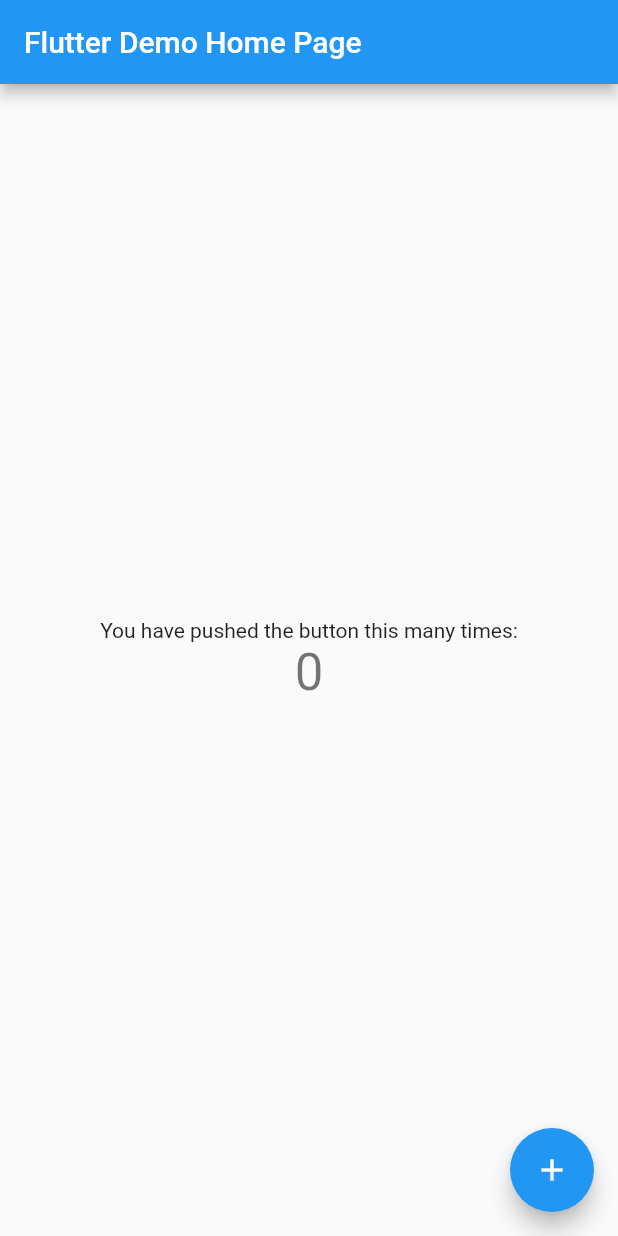
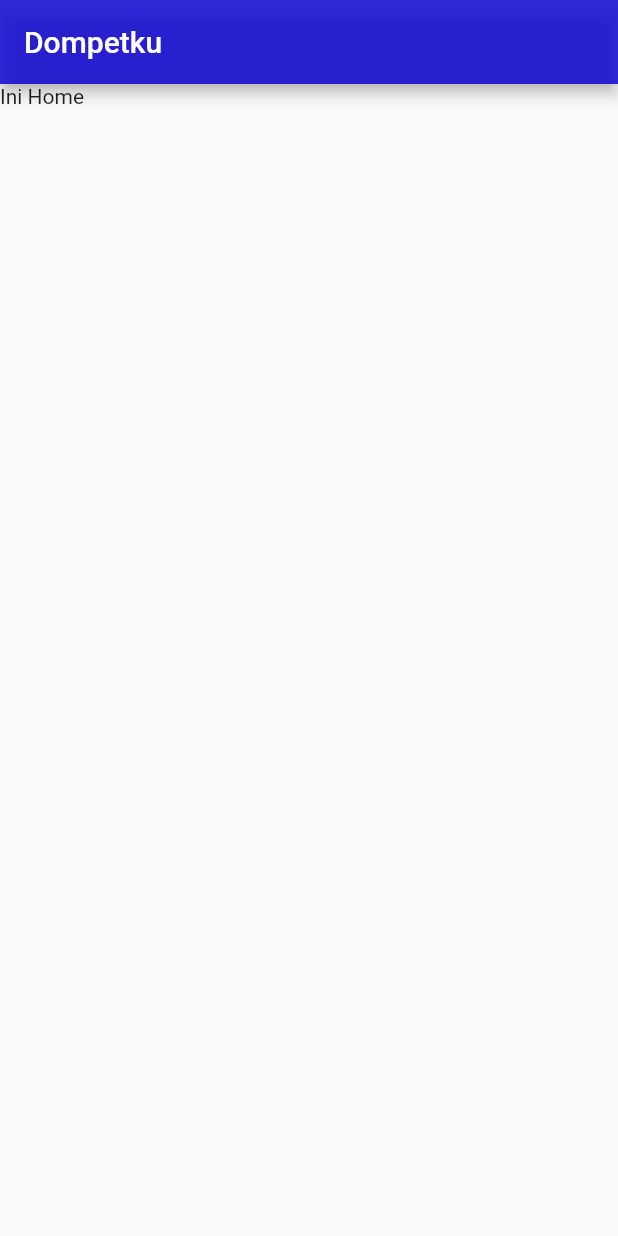
Before and after one commit to johnhaq69/dompetku, a Flutter app: the screen it shows after launch, on a phone screen of 412 x 824 dp. Run offline on Flutter 3.47's test engine with Material 2 defaults, Android fonts, the phone set to English and light mode, and no system bars.

Commit message:
home draft 1

```diff
--- /dev/null
+++ b/dompetku_app/lib/home.dart
@@ -0,0 +1,29 @@
+import 'package:flutter/material.dart';
+import 'package:flutter/src/foundation/key.dart';
+import 'package:flutter/src/widgets/framework.dart';
+
+class Home extends StatefulWidget {
+  const Home({Key? key}) : super(key: key);
+
+  @override
+  State<Home> createState() => _HomeState();
+}
+
+class _HomeState extends State<Home> {
+  @override
+  Widget build(BuildContext context) {
+    return Scaffold(
+      appBar: AppBar(
+        title: Text("Dompetku"),
+        backgroundColor: Color.fromARGB(219, 17, 7, 210)
+      ),
+      body: Container(
+        child: Column(
+          children: [
+            Text("Ini Home"),
+          ],
+        ),
+      ),
+    );
+  }
+}
--- a/dompetku_app/lib/main.dart
+++ b/dompetku_app/lib/main.dart
@@ -1,3 +1,4 @@
+import 'package:dompetku_app/home.dart';
 import 'package:flutter/material.dart';
 
 void main() {
@@ -11,105 +12,13 @@ class MyApp extends StatelessWidget {
   @override
   Widget build(BuildContext context) {
     return MaterialApp(
-      title: 'Flutter Demo',
+      debugShowCheckedModeBanner: false,
+      title: 'Dompetku',
       theme: ThemeData(
-        // This is the theme of your application.
-        //
-        // Try running your application with "flutter run". You'll see the
-        // application has a blue toolbar. Then, without quitting the app, try
-        // changing the primarySwatch below to Colors.green and then invoke
-        // "hot reload" (press "r" in the console where you ran "flutter run",
-        // or simply save your changes to "hot reload" in a Flutter IDE).
-        // Notice that the counter didn't reset back to zero; the application
-        // is not restarted.
+
         primarySwatch: Colors.blue,
       ),
-      home: const MyHomePage(title: 'Flutter Demo Home Page'),
+      home: Home(),
     );
   }
 }
-
-class MyHomePage extends StatefulWidget {
-  const MyHomePage({Key? key, required this.title}) : super(key: key);
-
-  // This widget is the home page of your application. It is stateful, meaning
-  // that it has a State object (defined below) that contains fields that affect
-  // how it looks.
-
-  // This class is the configuration for the state. It holds the values (in this
-  // case the title) provided by the parent (in this case the App widget) and
-  // used by the build method of the State. Fields in a Widget subclass are
-  // always marked "final".
-
-  final String title;
-
-  @override
-  State<MyHomePage> createState() => _MyHomePageState();
-}
-
-class _MyHomePageState extends State<MyHomePage> {
-  int _counter = 0;
-
-  void _incrementCounter() {
-    setState(() {
-      // This call to setState tells the Flutter framework that something has
-      // changed in this State, which causes it to rerun the build method below
-      // so that the display can reflect the updated values. If we changed
-      // _counter without calling setState(), then the build method would not be
-      // called again, and so nothing would appear to happen.
-      _counter++;
-    });
-  }
-
-  @override
-  Widget build(BuildContext context) {
-    // This method is rerun every time setState is called, for instance as done
-    // by the _incrementCounter method above.
-    //
-    // The Flutter framework has been optimized to make rerunning build methods
-    // fast, so that you can just rebuild anything that needs updating rather
-    // than having to individually change instances of widgets.
-    return Scaffold(
-      appBar: AppBar(
-        // Here we take the value from the MyHomePage object that was created by
-        // the App.build method, and use it to set our appbar title.
-        title: Text(widget.title),
-      ),
-      body: Center(
-        // Center is a layout widget. It takes a single child and positions it
-        // in the middle of the parent.
-        child: Column(
-          // Column is also a layout widget. It takes a list of children and
-          // arranges them vertically. By default, it sizes itself to fit its
-          // children horizontally, and tries to be as tall as its parent.
-          //
-          // Invoke "debug painting" (press "p" in the console, choose the
-          // "Toggle Debug Paint" action from the Flutter Inspector in Android
-          // Studio, or the "Toggle Debug Paint" command in Visual Studio Code)
-          // to see the wireframe for each widget.
-          //
-          // Column has various properties to control how it sizes itself and
-          // how it positions its children. Here we use mainAxisAlignment to
-          // center the children vertically; the main axis here is the vertical
-          // axis because Columns are vertical (the cross axis would be
-          // horizontal).
-          mainAxisAlignment: MainAxisAlignment.center,
-          children: <Widget>[
-            const Text(
-              'You have pushed the button this many times:',
-            ),
-            Text(
-              '$_counter',
-              style: Theme.of(context).textTheme.headline4,
-            ),
-          ],
-        ),
-      ),
-      floatingActionButton: FloatingActionButton(
-        onPressed: _incrementCounter,
-        tooltip: 'Increment',
-        child: const Icon(Icons.add),
-      ), // This trailing comma makes auto-formatting nicer for build methods.
-    );
-  }
-}
```
